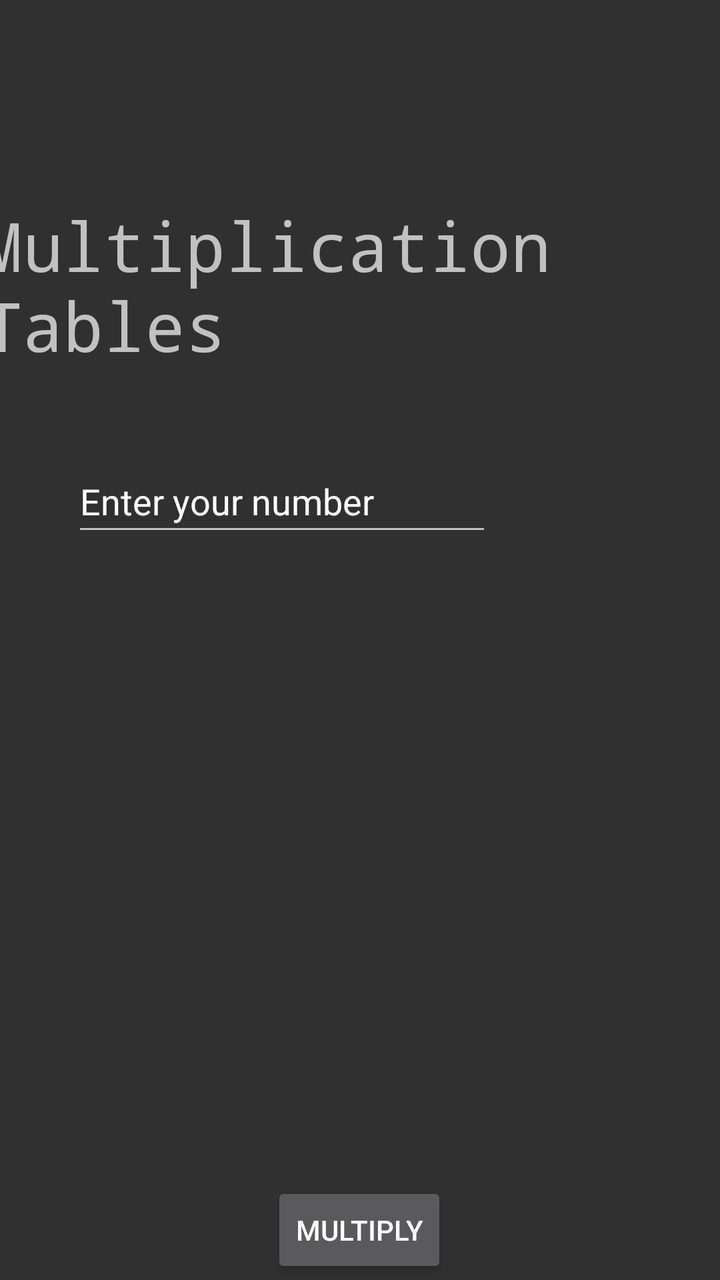
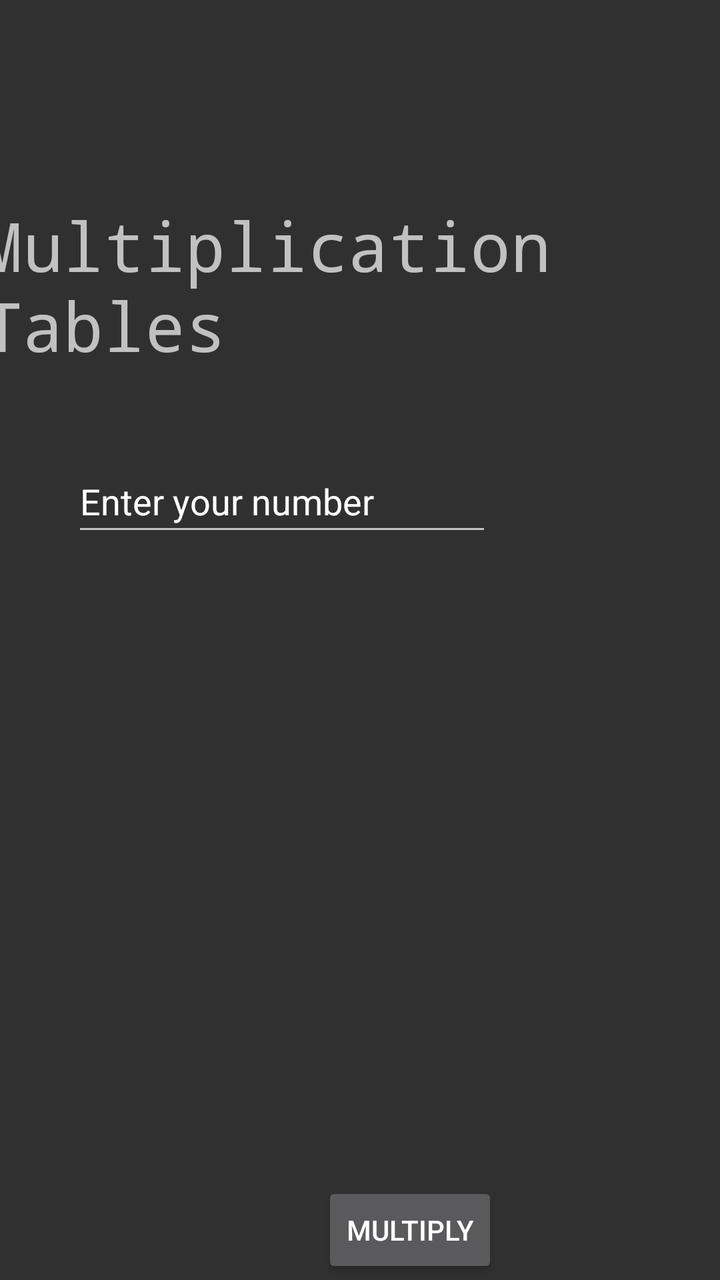

Two renders of the same Android screen: before a commit and after it. Below are the layout's source before the change and the commit's diff.
<!-- AndroidManifest.xml: application theme Theme.Multiplaction -->
<!-- res/layout/activity_main.xml -->
<?xml version="1.0" encoding="utf-8"?>
<androidx.constraintlayout.widget.ConstraintLayout xmlns:android="http://schemas.android.com/apk/res/android"
    xmlns:app="http://schemas.android.com/apk/res-auto"
    xmlns:tools="http://schemas.android.com/tools"
    android:id="@+id/main"
    android:layout_width="match_parent"
    android:layout_height="match_parent"
    tools:context=".MainActivity">

    <TextView
        android:id="@+id/titleText"
        android:layout_width="367dp"
        android:layout_height="104dp"
        android:layout_marginStart="18dp"
        android:layout_marginTop="100dp"
        android:layout_marginEnd="26dp"
        android:fontFamily="monospace"
        android:text="@string/multiplication_tables"
        android:textSize="34sp"
        app:layout_constraintEnd_toEndOf="parent"
        app:layout_constraintHorizontal_bias="0.54"
        app:layout_constraintStart_toStartOf="parent"
        app:layout_constraintTop_toTopOf="parent"
        tools:ignore="TextSizeCheck" />

    <EditText
        android:id="@+id/enterNumberText"
        android:layout_width="wrap_content"
        android:layout_height="wrap_content"
        android:layout_marginStart="87dp"
        android:layout_marginTop="300dp"
        android:layout_marginEnd="114dp"
        android:layout_marginBottom="159dp"
        android:autofillHints=""
        android:ems="10"
        android:inputType="number"
        android:minHeight="48dp"
        android:text="@string/enter_your_number"
        app:layout_constraintBottom_toTopOf="@+id/multiplyBtn"
        app:layout_constraintEnd_toEndOf="parent"
        app:layout_constraintHorizontal_bias="1.0"
        app:layout_constraintStart_toStartOf="parent"
        app:layout_constraintTop_toBottomOf="@+id/titleText"
        tools:ignore="LabelFor" />

    <Button
        android:id="@+id/multiplyBtn"
        android:layout_width="wrap_content"
        android:layout_height="wrap_content"
        android:layout_marginStart="161dp"
        android:layout_marginTop="159dp"
        android:layout_marginEnd="162dp"
        android:layout_marginBottom="280dp"
        android:text="@string/multiply"
        app:layout_constraintBottom_toBottomOf="parent"
        app:layout_constraintEnd_toEndOf="parent"
        app:layout_constraintStart_toStartOf="parent"
        app:layout_constraintTop_toBottomOf="@id/enterNumberText" />

</androidx.constraintlayout.widget.ConstraintLayout>
<!-- resources referenced by this layout -->
<resources>
  <string name="enter_your_number">Enter your number</string>
  <string name="multiplication_tables">Multiplication Tables</string>
  <string name="multiply">Multiply</string>
  <style name="Theme.Multiplaction" parent="Theme.Design.NoActionBar" />
</resources>

<!-- the commit's change to res/layout/activity_main.xml (unified diff, before → after) -->
@@ -54,6 +54,7 @@
         android:text="@string/multiply"
         app:layout_constraintBottom_toBottomOf="parent"
         app:layout_constraintEnd_toEndOf="parent"
+        app:layout_constraintHorizontal_bias="0.0"
         app:layout_constraintStart_toStartOf="parent"
         app:layout_constraintTop_toBottomOf="@id/enterNumberText" />
 
